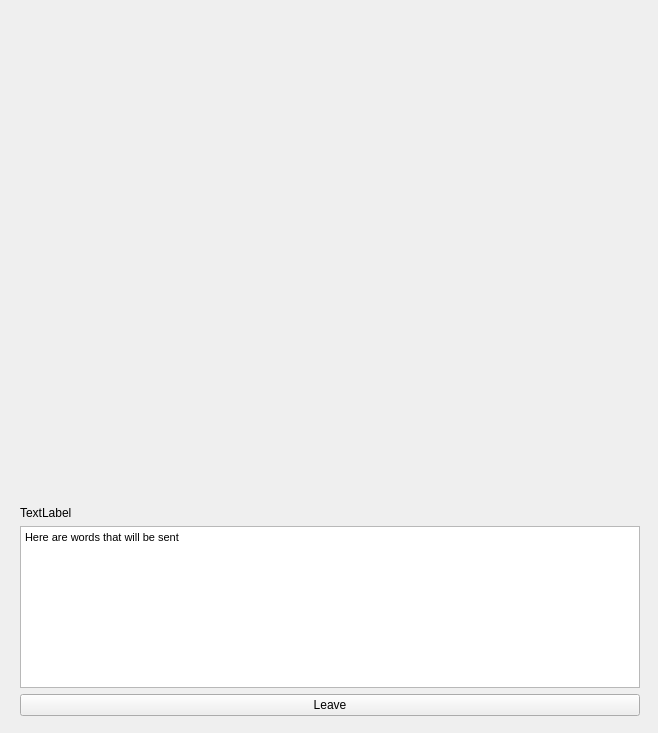
The window that Sign2SpeechPrototype/roomdialog.ui (SignToSpeech-Project/SignToSpeech-QT) describes before a commit, drawn with Qt 5.
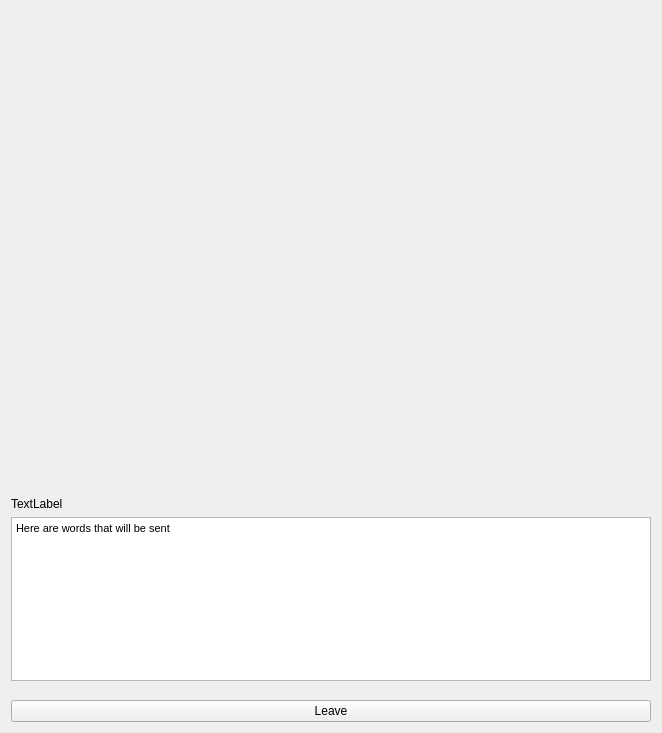
The same window after the commit.

Diff of the .ui file:
```diff
--- a/Sign2SpeechPrototype/roomdialog.ui
+++ b/Sign2SpeechPrototype/roomdialog.ui
@@ -13,16 +13,22 @@
   <property name="windowTitle">
    <string>Chat Room</string>
   </property>
-  <widget class="QWidget" name="verticalLayoutWidget">
-   <property name="geometry">
-    <rect>
-     <x>9</x>
-     <y>9</y>
-     <width>642</width>
-     <height>718</height>
-    </rect>
-   </property>
+  <layout class="QGridLayout" name="gridLayout_2">
+   <item row="0" column="0">
    <layout class="QVBoxLayout" name="verticalLayout">
+     <item>
+      <spacer name="verticalSpacer_2">
+       <property name="orientation">
+        <enum>Qt::Vertical</enum>
+       </property>
+       <property name="sizeHint" stdset="0">
+        <size>
+         <width>20</width>
+         <height>40</height>
+        </size>
+       </property>
+      </spacer>
+     </item>
     <item>
      <widget class="QLabel" name="label">
       <property name="minimumSize">
@@ -38,20 +44,6 @@
     </item>
     <item>
      <layout class="QGridLayout" name="gridLayout">
-      <item row="2" column="0">
-       <widget class="QPushButton" name="pushButtonLeave">
-        <property name="text">
-         <string>Leave</string>
-        </property>
-       </widget>
-      </item>
-      <item row="0" column="0">
-       <widget class="QLabel" name="labelRoom">
-        <property name="text">
-         <string>TextLabel</string>
-        </property>
-       </widget>
-      </item>
       <item row="1" column="0">
        <widget class="QTextBrowser" name="textBrowser">
         <property name="html">
@@ -64,10 +56,38 @@
         </property>
        </widget>
       </item>
+       <item row="3" column="0">
+        <widget class="QPushButton" name="pushButtonLeave">
+         <property name="text">
+          <string>Leave</string>
+         </property>
+        </widget>
+       </item>
+       <item row="0" column="0">
+        <widget class="QLabel" name="labelRoom">
+         <property name="text">
+          <string>TextLabel</string>
+         </property>
+        </widget>
+       </item>
+       <item row="2" column="0">
+        <spacer name="verticalSpacer">
+         <property name="orientation">
+          <enum>Qt::Vertical</enum>
+         </property>
+         <property name="sizeHint" stdset="0">
+          <size>
+           <width>20</width>
+           <height>40</height>
+          </size>
+         </property>
+        </spacer>
+       </item>
      </layout>
     </item>
    </layout>
-  </widget>
+   </item>
+  </layout>
  </widget>
  <layoutdefault spacing="6" margin="11"/>
  <resources/>
```
Lines whose indentation alone changed are shown as unchanged.
